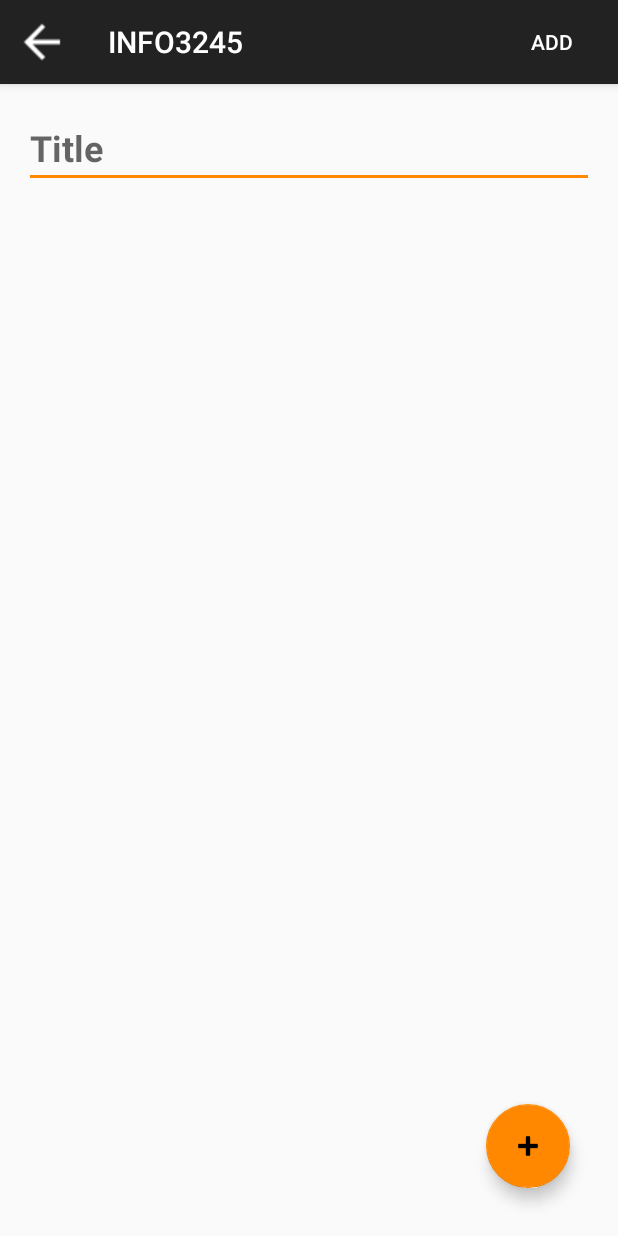
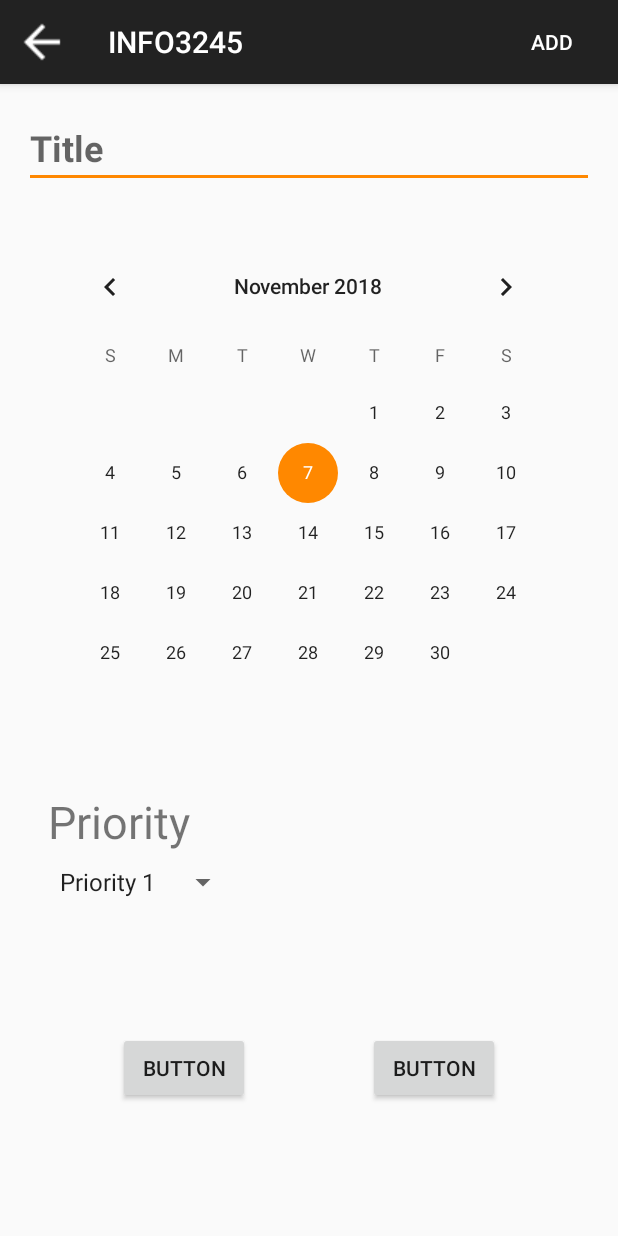
Before and after one commit to joaopedr0/INFO-3245-Project, an Android app: the screen it shows after launch (NewList), after a tap on an icon or button, on a phone screen of 412 x 824 dp. Run offline under Robolectric (Android 15) with nearby library versions, the phone set to English and light mode, and no system bars.

Commit message:
In-class changes

```diff
--- a/INFO3245/app/src/main/AndroidManifest.xml
+++ b/INFO3245/app/src/main/AndroidManifest.xml
@@ -8,7 +8,7 @@
         android:label="@string/app_name"
         android:roundIcon="@mipmap/ic_launcher_round"
         android:supportsRtl="true"
-        android:theme="@style/NewAppTheme">
+        android:theme="@style/AppTheme.NoActionBar">
         <activity
             android:name=".MainActivity"
             android:label="@string/app_name">
@@ -20,8 +20,7 @@
         </activity>
         <activity
             android:name=".NewList"
-            android:parentActivityName=".MainActivity"
-            android:theme="@style/AppTheme.NoActionBar">
+            android:parentActivityName=".MainActivity">
         </activity>
     </application>
 
--- a/INFO3245/app/src/main/java/com/example/project/info3245/CustomAdapter.java
+++ b/INFO3245/app/src/main/java/com/example/project/info3245/CustomAdapter.java
@@ -1,6 +1,5 @@
 package com.example.project.info3245;
 
-import android.content.ClipData;
 import android.content.Context;
 import android.view.LayoutInflater;
 import android.view.View;
@@ -10,16 +9,16 @@ import android.widget.TextView;
 
 import java.util.ArrayList;
 
-public class CustomAdapter extends ArrayAdapter<List> {
+public class CustomAdapter extends ArrayAdapter<Task> {
 
     private int resourceLayout;
-    private ArrayList<List> list;
+    private ArrayList<Task> task;
     Context mContext;
 
-    public CustomAdapter(ArrayList<List> list, int resource, Context context) {
-        super(context, resource, list);
+    public CustomAdapter(ArrayList<Task> task, int resource, Context context) {
+        super(context, resource, task);
         this.resourceLayout = resource;
-        this.list = list;
+        this.task = task;
         this.mContext=context;
     }
 
@@ -34,18 +33,18 @@ public class CustomAdapter extends ArrayAdapter<List> {
             v = vi.inflate(resourceLayout, null);
         }
 
-        List list = getItem(position);
+        Task task = getItem(position);
 
-        if (list != null) {
+        if (task != null) {
             TextView textView = (TextView) v.findViewById(R.id.textView);
             TextView textView2 = (TextView) v.findViewById(R.id.textView2);
 
             if (textView != null) {
-                textView.setText(list.getTitle());
+                textView.setText(task.getTitle());
             }
 
-            if (textView2 != null) {
-                textView2.setText(list.getItems().get(0));
+            if (textView2 != null && task.getDate() != null) {
+                textView2.setText(task.getDateFormatted(task.getDate()));
             }
         }
 
--- a/INFO3245/app/src/main/java/com/example/project/info3245/NewList.java
+++ b/INFO3245/app/src/main/java/com/example/project/info3245/NewList.java
@@ -56,28 +56,6 @@ public class NewList extends AppCompatActivity {
             button.setText(getString(R.string.update));
         }
 
-        final ListView listView = findViewById(R.id.listView2);
-        final ArrayAdapter adapter = new ArrayAdapter<String>(this, R.layout.to_do_list_item, R.id.textView3, array);
-        listView.setAdapter(adapter);
-
-        listView.setOnItemLongClickListener(new AdapterView.OnItemLongClickListener() {
-            @Override
-            public boolean onItemLongClick(AdapterView<?> parent, View view, int position, long id) {
-                array.remove(position);
-                adapter.notifyDataSetChanged();
-                return false;
-            }
-        });
-
-        FloatingActionButton fab = (FloatingActionButton) findViewById(R.id.fab2);
-        fab.setOnClickListener(new View.OnClickListener() {
-            @Override
-            public void onClick(View view) {
-                array.add("yikes");
-                adapter.notifyDataSetChanged();
-            }
-        });
-
         button.setOnClickListener(new View.OnClickListener() {
             @Override
             public void onClick(View v) {
@@ -85,12 +63,9 @@ public class NewList extends AppCompatActivity {
                 String title;
                 EditText editText = findViewById(R.id.editText);
                 title = editText.getText().toString();
-                ArrayList<String> items = new ArrayList<>();
-                for (int i=0; i<adapter.getCount(); i++){
-                    items.add(adapter.getItem(i).toString());
-                }
+
                 returnIntent.putExtra("TITLE", title);
-                returnIntent.putExtra("ITEMS", items);
+
                 setResult(Activity.RESULT_OK,returnIntent);
                 finish();
             }
--- a/INFO3245/app/src/main/res/layout/activity_add.xml
+++ b/INFO3245/app/src/main/res/layout/activity_add.xml
@@ -36,17 +36,4 @@
 
     <include layout="@layout/content_add" />
 
-    <android.support.design.widget.FloatingActionButton
-        android:id="@+id/fab2"
-        android:layout_width="80dp"
-        android:layout_height="wrap_content"
-        android:layout_gravity="bottom|end"
-        android:layout_marginBottom="32dp"
-        android:layout_marginEnd="32dp"
-        android:tint="@android:color/black"
-        app:backgroundTint="@android:color/holo_orange_dark"
-        app:layout_constraintBottom_toBottomOf="parent"
-        app:layout_constraintEnd_toEndOf="parent"
-        app:srcCompat="@android:drawable/ic_input_add" />
-
 </android.support.design.widget.CoordinatorLayout>
--- a/INFO3245/app/src/main/res/layout/content_add.xml
+++ b/INFO3245/app/src/main/res/layout/content_add.xml
@@ -25,17 +25,68 @@
         app:layout_constraintStart_toStartOf="parent"
         app:layout_constraintTop_toTopOf="parent" />
 
-    <ListView
-        android:id="@+id/listView2"
-        android:layout_width="0dp"
-        android:layout_height="0dp"
-        android:layout_marginBottom="16dp"
-        android:layout_marginEnd="16dp"
-        android:layout_marginStart="24dp"
-        android:layout_marginTop="16dp"
-        app:layout_constraintBottom_toBottomOf="parent"
+    <CalendarView
+        android:id="@+id/calendarView2"
+        android:layout_width="wrap_content"
+        android:layout_height="wrap_content"
+        android:layout_marginEnd="8dp"
+        android:layout_marginStart="8dp"
+        android:layout_marginTop="32dp"
         app:layout_constraintEnd_toEndOf="parent"
+        app:layout_constraintHorizontal_bias="0.489"
         app:layout_constraintStart_toStartOf="parent"
         app:layout_constraintTop_toBottomOf="@+id/editText" />
 
+    <Spinner
+        android:id="@+id/spinner"
+        android:layout_width="wrap_content"
+        android:layout_height="wrap_content"
+        android:layout_marginEnd="16dp"
+        android:layout_marginStart="32dp"
+        android:layout_marginTop="8dp"
+        android:entries="@array/priorities"
+        app:layout_constraintEnd_toEndOf="parent"
+        app:layout_constraintHorizontal_bias="0.0"
+        app:layout_constraintStart_toStartOf="parent"
+        app:layout_constraintTop_toBottomOf="@+id/textView4" />
+
+    <TextView
+        android:id="@+id/textView4"
+        android:layout_width="wrap_content"
+        android:layout_height="wrap_content"
+        android:layout_marginEnd="8dp"
+        android:layout_marginStart="32dp"
+        android:layout_marginTop="32dp"
+        android:text="@string/priority"
+        android:textSize="30sp"
+        app:layout_constraintEnd_toEndOf="parent"
+        app:layout_constraintHorizontal_bias="0.0"
+        app:layout_constraintStart_toStartOf="parent"
+        app:layout_constraintTop_toBottomOf="@+id/calendarView2" />
+
+    <Button
+        android:id="@+id/button"
+        android:layout_width="wrap_content"
+        android:layout_height="wrap_content"
+        android:layout_marginBottom="32dp"
+        android:layout_marginTop="32dp"
+        android:text="Button"
+        app:layout_constraintBottom_toBottomOf="parent"
+        app:layout_constraintEnd_toStartOf="@+id/button2"
+        app:layout_constraintHorizontal_bias="0.517"
+        app:layout_constraintStart_toStartOf="parent"
+        app:layout_constraintTop_toBottomOf="@+id/spinner" />
+
+    <Button
+        android:id="@+id/button2"
+        android:layout_width="wrap_content"
+        android:layout_height="wrap_content"
+        android:layout_marginBottom="32dp"
+        android:layout_marginTop="32dp"
+        android:text="Button"
+        app:layout_constraintBottom_toBottomOf="parent"
+        app:layout_constraintEnd_toEndOf="parent"
+        app:layout_constraintStart_toEndOf="@+id/button"
+        app:layout_constraintTop_toBottomOf="@+id/spinner" />
+
 </android.support.constraint.ConstraintLayout>
--- a/INFO3245/app/src/main/res/layout/listview_item.xml
+++ b/INFO3245/app/src/main/res/layout/listview_item.xml
@@ -8,12 +8,14 @@
         android:layout_width="match_parent"
         android:layout_height="wrap_content"
         android:textColor="@android:color/black"
-        android:textSize="24sp" />
+        android:textSize="24sp"
+        android:layout_marginStart="20dp"/>
 
     <TextView
         android:id="@+id/textView2"
         android:layout_width="match_parent"
         android:layout_height="wrap_content"
         android:textColor="@android:color/darker_gray"
-        android:textSize="18sp" />
+        android:textSize="18sp"
+        android:layout_marginStart="20dp"/>
 </LinearLayout>
--- a/INFO3245/app/src/main/res/values/colors.xml
+++ b/INFO3245/app/src/main/res/values/colors.xml
@@ -1,7 +1,7 @@
 <?xml version="1.0" encoding="utf-8"?>
 <resources>
     <color name="colorPrimary">#3F51B5</color>
-    <color name="colorPrimaryDark">#303F9F</color>
+    <color name="colorPrimaryDark">#444444</color>
     <color name="colorAccent">#FF4081</color>
     <color name="background_material_dark">@android:color/white</color>
 </resources>
--- a/INFO3245/app/src/main/res/values/strings.xml
+++ b/INFO3245/app/src/main/res/values/strings.xml
@@ -4,4 +4,11 @@
     <string name="title">Title</string>
     <string name="add">ADD</string>
     <string name="update">UPDATE</string>
+    <string name="priority">Priority</string>
+    <string-array name="priorities">
+        <item>Priority 1</item>
+        <item>Priority 2</item>
+        <item>Priority 3</item>
+    </string-array>
+
 </resources>
--- a/INFO3245/app/src/main/res/values/styles.xml
+++ b/INFO3245/app/src/main/res/values/styles.xml
@@ -20,6 +20,8 @@
     <style name="NewAppTheme" parent="Theme.AppCompat.NoActionBar" >
         <item name="colorAccent">@android:color/holo_orange_dark</item>
         <item name="android:colorBackground">@android:color/white</item>
+        <item name="android:textColorPrimary">@android:color/black</item>
+        <item name="android:textColorSecondary">@android:color/darker_gray</item>
     </style>
 
 </resources>
```
Also changed, not shown: INFO3245/app/src/main/java/com/example/project/info3245/List.java (deleted, +0 -30 lines), INFO3245/app/src/main/java/com/example/project/info3245/MainActivity.java (+37 -18 lines), INFO3245/app/src/main/java/com/example/project/info3245/Task.java (added, +59 -0 lines), INFO3245/app/src/main/res/layout/to_do_list_item.xml (deleted, +0 -11 lines).
